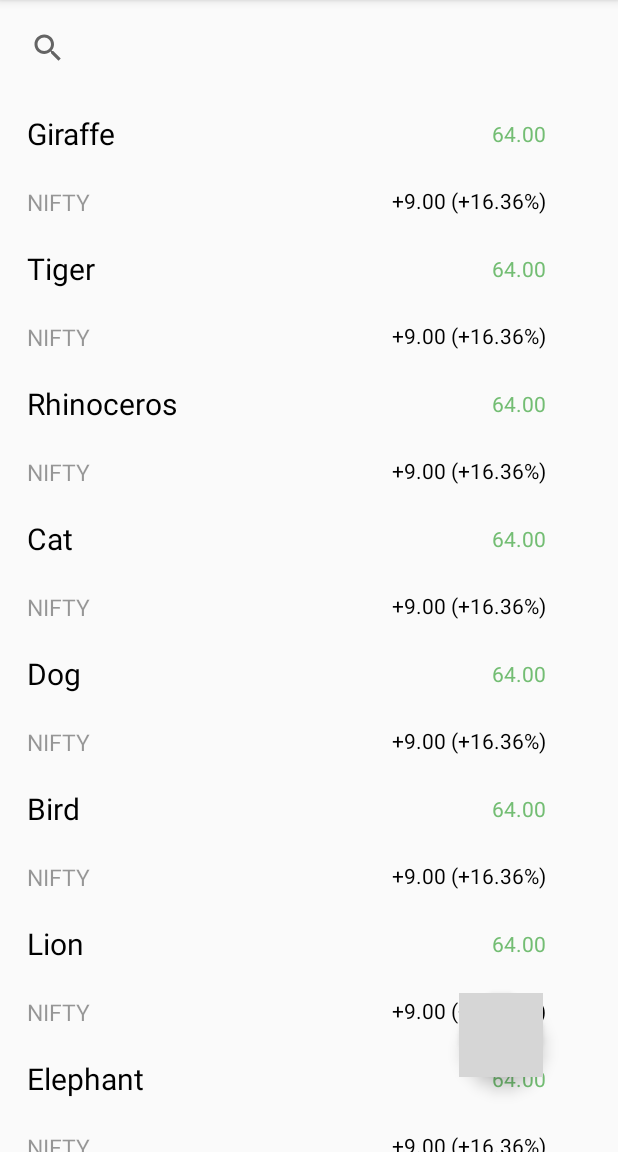
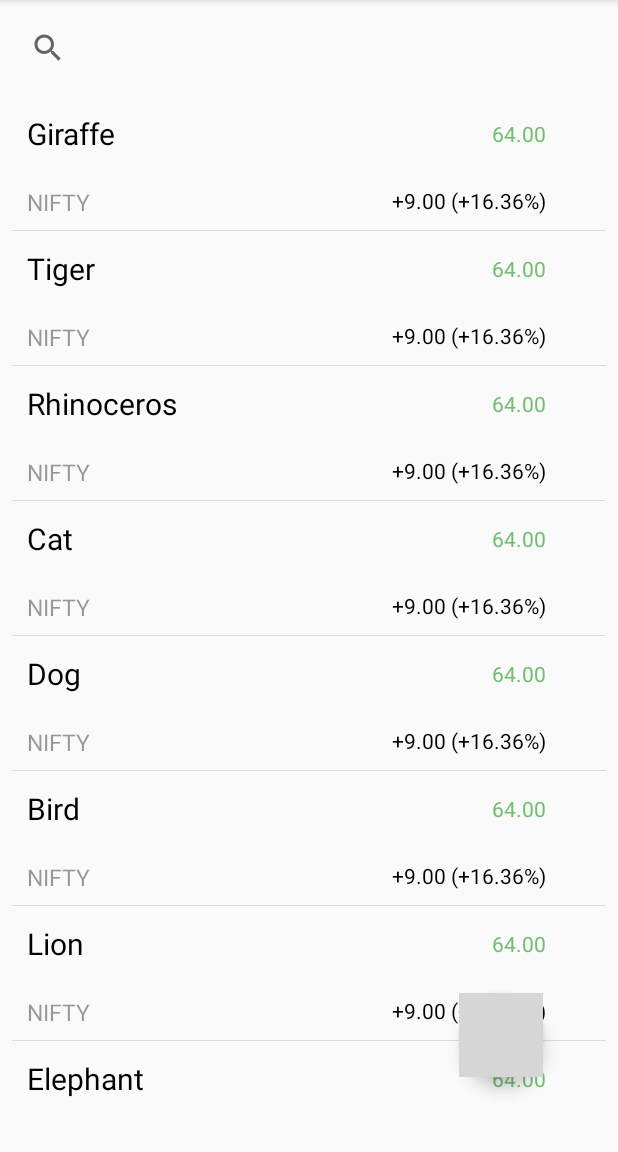
Before and after one commit to prakumk/StockApp, an Android app: the screen it shows after launch (MainActivity), on a phone screen of 412 x 824 dp, the part 84-1236 px from its top. Run offline under Robolectric (Android 15) with nearby library versions, the phone set to English and light mode, and no system bars; grey boxes are pictures that could not be loaded.

```diff
--- a/app/src/main/java/com/pradeep/stockapp/MainActivity.java
+++ b/app/src/main/java/com/pradeep/stockapp/MainActivity.java
@@ -2,12 +2,15 @@ package com.pradeep.stockapp;
 
 import androidx.appcompat.app.AppCompatActivity;
 import androidx.appcompat.widget.SearchView;
+import androidx.core.content.ContextCompat;
 import androidx.recyclerview.widget.LinearLayoutManager;
 import androidx.recyclerview.widget.RecyclerView;
 
+import android.graphics.drawable.Drawable;
 import android.os.Bundle;
 
 import com.pradeep.stockapp.common.DummyData;
+import com.pradeep.stockapp.custom_components.SimpleListDividerDecorator;
 import com.pradeep.stockapp.domain.Name;
 import com.pradeep.stockapp.view.StockAdapter;
 
@@ -30,6 +33,10 @@ public class MainActivity extends AppCompatActivity {
         searchView = findViewById(R.id.search_view);
         recyclerView = findViewById(R.id.recycler_view);
         initRecyclerView(DummyData.getDummyName());
+
+
+        Drawable v = ContextCompat.getDrawable(this, R.drawable.list_divider_h);
+        recyclerView.addItemDecoration(new SimpleListDividerDecorator(v, true));
 
         searchView.setOnQueryTextListener(new SearchView.OnQueryTextListener() {
             @Override
--- /dev/null
+++ b/app/src/main/java/com/pradeep/stockapp/custom_components/SimpleListDividerDecorator.java
@@ -0,0 +1,162 @@
+/*
+ *    Copyright (C) 2015 Haruki Hasegawa
+ *
+ *    Licensed under the Apache License, Version 2.0 (the "License");
+ *    you may not use this file except in compliance with the License.
+ *    You may obtain a copy of the License at
+ *
+ *        http://www.apache.org/licenses/LICENSE-2.0
+ *
+ *    Unless required by applicable law or agreed to in writing, software
+ *    distributed under the License is distributed on an "AS IS" BASIS,
+ *    WITHOUT WARRANTIES OR CONDITIONS OF ANY KIND, either express or implied.
+ *    See the License for the specific language governing permissions and
+ *    limitations under the License.
+ */
+
+package com.pradeep.stockapp.custom_components;
+
+import android.graphics.Canvas;
+import android.graphics.DashPathEffect;
+import android.graphics.Paint;
+import android.graphics.Path;
+import android.graphics.Rect;
+import android.graphics.drawable.Drawable;
+import android.util.Log;
+import android.view.View;
+
+import androidx.annotation.Nullable;
+import androidx.core.view.ViewCompat;
+import androidx.recyclerview.widget.RecyclerView;
+
+/**
+ * Item decoration which draws item divider between each items.
+ */
+public class SimpleListDividerDecorator extends RecyclerView.ItemDecoration {
+    private final Drawable mHorizontalDrawable;
+    private final Drawable mVerticalDrawable;
+    private final int mHorizontalDividerHeight;
+    private final int mVerticalDividerWidth;
+    private final boolean mOverlap;
+
+
+    /**
+     * Constructor.
+     *
+     * @param divider horizontal divider drawable
+     * @param overlap whether the divider is drawn overlapped on bottom of the item.
+     */
+    public SimpleListDividerDecorator(@Nullable Drawable divider, boolean overlap) {
+        this(divider, null, overlap);
+    }
+
+    /**
+     * Constructor.
+     *
+     * @param horizontalDivider horizontal divider drawable
+     * @param verticalDivider   vertical divider drawable
+     * @param overlap           whether the divider is drawn overlapped on bottom (or right) of the item.
+     */
+    public SimpleListDividerDecorator(@Nullable Drawable horizontalDivider, @Nullable Drawable verticalDivider, boolean overlap) {
+        mHorizontalDrawable = horizontalDivider;
+        mVerticalDrawable = verticalDivider;
+        mHorizontalDividerHeight = (mHorizontalDrawable != null) ? mHorizontalDrawable.getIntrinsicHeight() : 0;
+        Log.i("Myapp","Height "+mHorizontalDividerHeight);
+        mVerticalDividerWidth = (mVerticalDrawable != null) ? mVerticalDrawable.getIntrinsicWidth() : 0;
+        mOverlap = overlap;
+    }
+
+    @Override
+    public void onDrawOver(Canvas c, RecyclerView parent, RecyclerView.State state) {
+        final int childCount = parent.getChildCount();
+
+
+        if (childCount == 0) {
+            return;
+        }
+
+        final float xPositionThreshold = (mOverlap) ? 1.0f : (mVerticalDividerWidth + 1.0f); // [px]
+        final float yPositionThreshold = (mOverlap) ? 1.0f : (mHorizontalDividerHeight + 1.0f); // [px]
+        final float zPositionThreshold = 1.0f; // [px]
+
+        for (int i = 0; i < childCount - 1; i++) {
+            final View child = parent.getChildAt(i);
+            final View nextChild = parent.getChildAt(i + 1);
+
+            if ((child.getVisibility() != View.VISIBLE) ||
+                    (nextChild.getVisibility() != View.VISIBLE)) {
+                continue;
+            }
+
+            // check if the next item is placed at the bottom or right
+            final float childBottom = child.getBottom() + ViewCompat.getTranslationY(child);
+            final float nextChildTop = nextChild.getTop() + ViewCompat.getTranslationY(nextChild);
+            final float childRight = child.getRight() + ViewCompat.getTranslationX(child);
+            final float nextChildLeft = nextChild.getLeft() + ViewCompat.getTranslationX(nextChild);
+
+            if (!(((mHorizontalDividerHeight != 0) && (Math.abs(nextChildTop - childBottom) < yPositionThreshold)) ||
+                    ((mVerticalDividerWidth != 0) && (Math.abs(nextChildLeft - childRight) < xPositionThreshold)))) {
+                continue;
+            }
+
+            // check if the next item is placed on the same plane
+            final float childZ = ViewCompat.getTranslationZ(child) + ViewCompat.getElevation(child);
+            final float nextChildZ = ViewCompat.getTranslationZ(nextChild) + ViewCompat.getElevation(nextChild);
+
+            if (!(Math.abs(nextChildZ - childZ) < zPositionThreshold)) {
+                continue;
+            }
+
+            final float childAlpha = ViewCompat.getAlpha(child);
+            final float nextChildAlpha = ViewCompat.getAlpha(nextChild);
+
+            final int tx = (int) (ViewCompat.getTranslationX(child) + 0.5f);
+            final int ty = (int) (ViewCompat.getTranslationY(child) + 0.5f);
+
+            if (mHorizontalDividerHeight != 0) {
+                final int left = child.getLeft();
+                final int right = child.getRight();
+                final int top = child.getBottom() - (mOverlap ? mHorizontalDividerHeight : 0);
+                final int bottom = top + mHorizontalDividerHeight;
+
+                mHorizontalDrawable.setAlpha((int) ((0.5f * 255) * (childAlpha + nextChildAlpha) + 0.5f));
+                mHorizontalDrawable.setBounds(left + tx, top + ty, right + tx, bottom + ty);
+                mHorizontalDrawable.draw(c);
+            }
+
+            if (mVerticalDividerWidth != 0) {
+                final int left = child.getRight() - (mOverlap ? mVerticalDividerWidth : 0);
+                final int right = left + mVerticalDividerWidth;
+                final int top = child.getTop();
+                final int bottom = child.getBottom();
+
+                mVerticalDrawable.setAlpha((int) ((0.5f * 255) * (childAlpha + nextChildAlpha) + 0.5f));
+                mVerticalDrawable.setBounds(left + tx, top + ty, right + tx, bottom + ty);
+                mVerticalDrawable.draw(c);
+            }
+        }
+    }
+
+    @Override
+    public void getItemOffsets(Rect outRect, View view, RecyclerView parent, RecyclerView.State state) {
+        if (mOverlap) {
+            outRect.set(0, 0, 0, 0);
+        } else {
+            outRect.set(0, 0, mVerticalDividerWidth, mHorizontalDividerHeight);
+        }
+    }
+
+
+    public void xyz(Canvas canvas,int height,int width)
+    {
+        Path mPath;
+        mPath = new Path();
+        mPath.moveTo(0, height / 2);
+        mPath.quadTo(width/2, height/2, width, height/2);
+        Paint mPaint = new Paint();
+        mPaint.setARGB(255, 0, 0, 0);
+        mPaint.setStyle(Paint.Style.STROKE);
+        mPaint.setPathEffect(new DashPathEffect(new float[]{5, 5, 5, 5}, 0));
+        canvas.drawPath(mPath, mPaint);
+    }
+}
--- /dev/null
+++ b/app/src/main/res/drawable-xhdpi/list_divider_h.xml
@@ -0,0 +1,7 @@
+<?xml version="1.0" encoding="utf-8"?>
+<shape
+    android:shape="rectangle"
+    xmlns:android="http://schemas.android.com/apk/res/android">
+    <size android:height="1px"/>
+    <solid android:color="#20000000"/>
+</shape>
--- a/app/src/main/res/layout/activity_main.xml
+++ b/app/src/main/res/layout/activity_main.xml
@@ -1,11 +1,15 @@
 <?xml version="1.0" encoding="utf-8"?>
-<androidx.constraintlayout.widget.ConstraintLayout xmlns:android="http://schemas.android.com/apk/res/android"
+<FrameLayout xmlns:android="http://schemas.android.com/apk/res/android"
     xmlns:app="http://schemas.android.com/apk/res-auto"
     xmlns:tools="http://schemas.android.com/tools"
     android:layout_width="match_parent"
     android:layout_height="match_parent"
-    tools:context=".MainActivity">
-
+    tools:context=".MainActivity"
+    android:orientation="vertical">
+    <LinearLayout
+        android:orientation="vertical"
+        android:layout_width="match_parent"
+        android:layout_height="match_parent">
     <androidx.appcompat.widget.SearchView
         android:id="@+id/search_view"
         android:layout_width="match_parent"
@@ -21,23 +25,24 @@
     <androidx.recyclerview.widget.RecyclerView
         android:id="@+id/recycler_view"
         android:layout_width="match_parent"
-        android:layout_height="wrap_content"
+        android:layout_height="match_parent"
         android:layout_marginStart="8dp"
         android:layout_marginEnd="8dp"
         android:layout_marginTop="8dp"
+        android:layout_marginBottom="10dp"
         app:layout_constraintEnd_toEndOf="parent"
         app:layout_constraintStart_toStartOf="parent"
         app:layout_constraintTop_toBottomOf="@+id/search_view" />
+    </LinearLayout>
 
     <com.google.android.material.floatingactionbutton.FloatingActionButton
         android:id="@+id/imgFour"
         android:layout_width="wrap_content"
         android:layout_height="wrap_content"
         android:src="@drawable/ic_add"
+        android:layout_gravity="bottom|right"
         app:backgroundTint="@color/colorAccent"
-        app:layout_constraintBottom_toBottomOf="parent"
-        app:layout_constraintEnd_toEndOf="parent"
         android:layout_margin="50dp"
         app:tint="@android:color/white" />
 
-</androidx.constraintlayout.widget.ConstraintLayout>
+</FrameLayout>
```
